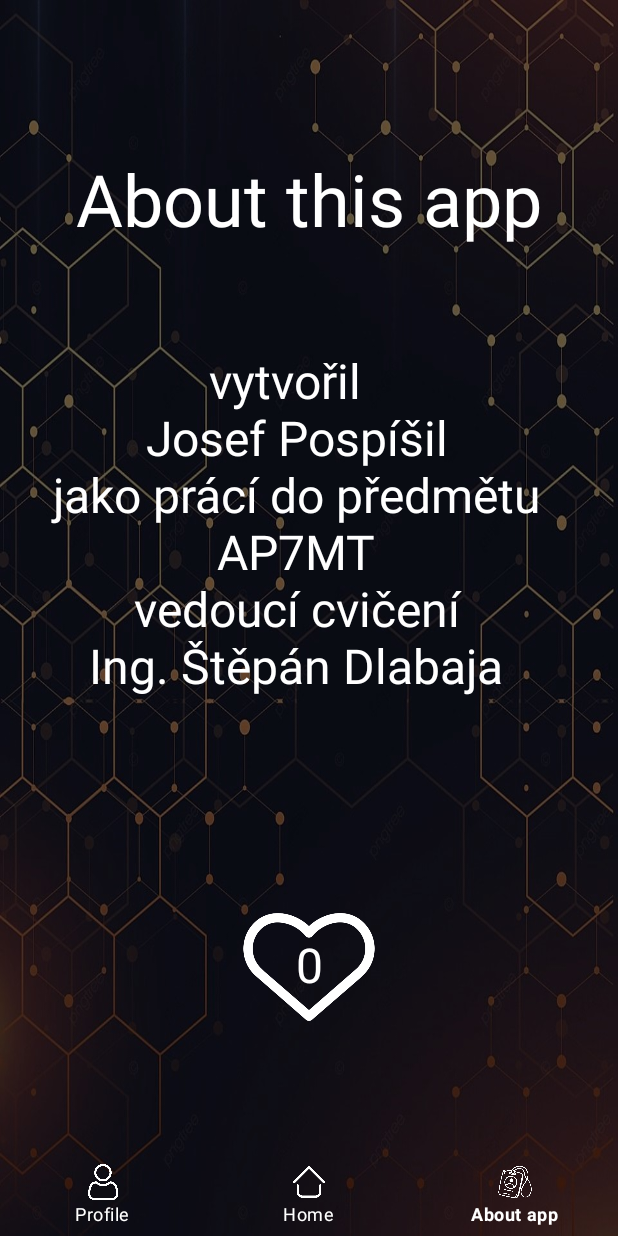
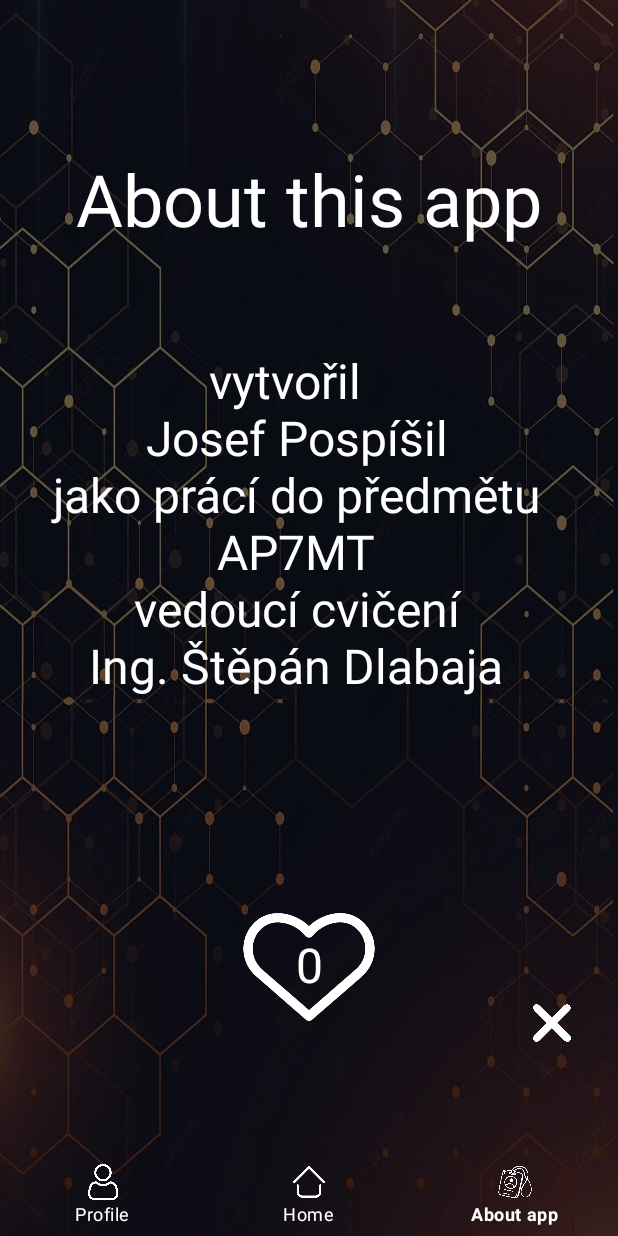
Before and after one commit to PospisilJ/MegaCompApp, an Android app: the AboutAppFragment screen opened through its navigation route, on a phone screen of 412 x 824 dp. Run offline under Robolectric (Android 15) with nearby library versions, the phone set to English and light mode, and no system bars; our stand-ins replace navigation-ui.

Commit message:
Added zero button to heartcount
added button that zero te heart button count

```diff
--- a/app/src/main/java/com/utb/megacompapp/ui/about_app/AboutAppFragment.kt
+++ b/app/src/main/java/com/utb/megacompapp/ui/about_app/AboutAppFragment.kt
@@ -21,6 +21,7 @@ class AboutAppFragment : Fragment() {
 
     private lateinit var heartButton: ImageButton
     private lateinit var heartCount: TextView
+    private lateinit var zeroCounterButton: ImageButton
 
     private lateinit var sharedPreferences: SharedPreferences
 
@@ -44,6 +45,7 @@ class AboutAppFragment : Fragment() {
 
         heartButton = root.findViewById(R.id.imageButtonHeart)
         heartCount = root.findViewById(R.id.textViewHeartCounter)
+        zeroCounterButton = root.findViewById(R.id.imageButtonZeroCounter)
 
 
         sharedPreferences = requireActivity().getSharedPreferences(PREF_NAME, Context.MODE_PRIVATE)
@@ -51,6 +53,10 @@ class AboutAppFragment : Fragment() {
 
         heartButton.setOnClickListener {
             incrementHeartCount()
+        }
+
+        zeroCounterButton.setOnClickListener{
+            zeroHeartCount()
         }
 
         return root
@@ -73,4 +79,13 @@ class AboutAppFragment : Fragment() {
             apply()
         }
     }
+
+    private fun zeroHeartCount(){
+        heartCount.text = "0"
+
+        with(sharedPreferences.edit()){
+            putInt(KEY_HEART_COUNT, 0)
+            apply()
+        }
+    }
 }
--- a/app/src/main/res/layout/fragment_about_app.xml
+++ b/app/src/main/res/layout/fragment_about_app.xml
@@ -61,4 +61,18 @@
         app:layout_constraintStart_toStartOf="@+id/imageButtonHeart"
         app:layout_constraintTop_toTopOf="@+id/imageButtonHeart"
         app:layout_constraintVertical_bias="0.6" />
+
+    <ImageButton
+        android:id="@+id/imageButtonZeroCounter"
+        android:layout_width="25dp"
+        android:layout_height="25dp"
+        android:background="@android:color/transparent"
+        android:scaleType="fitXY"
+        android:src="@drawable/icon_close"
+        app:layout_constraintBottom_toBottomOf="@+id/imageButtonHeart"
+        app:layout_constraintEnd_toEndOf="parent"
+        app:layout_constraintHorizontal_bias="0.76"
+        app:layout_constraintStart_toEndOf="@+id/imageButtonHeart"
+        app:layout_constraintTop_toTopOf="@+id/imageButtonHeart"
+        app:layout_constraintVertical_bias="1.0" />
 </androidx.constraintlayout.widget.ConstraintLayout>
```
